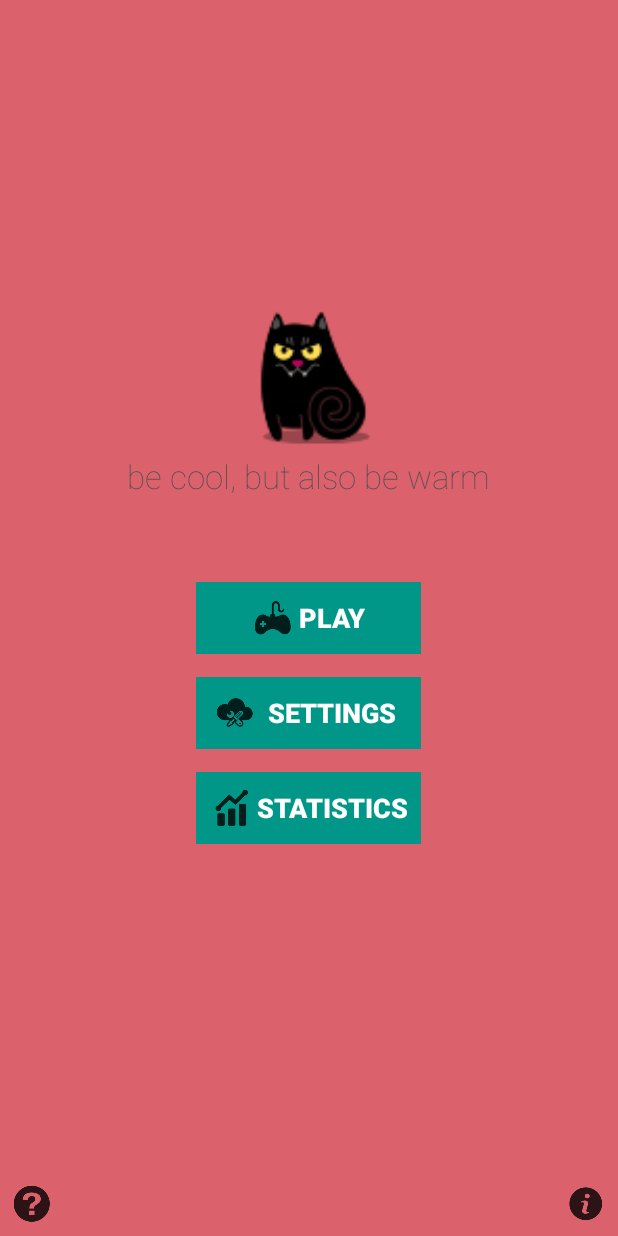
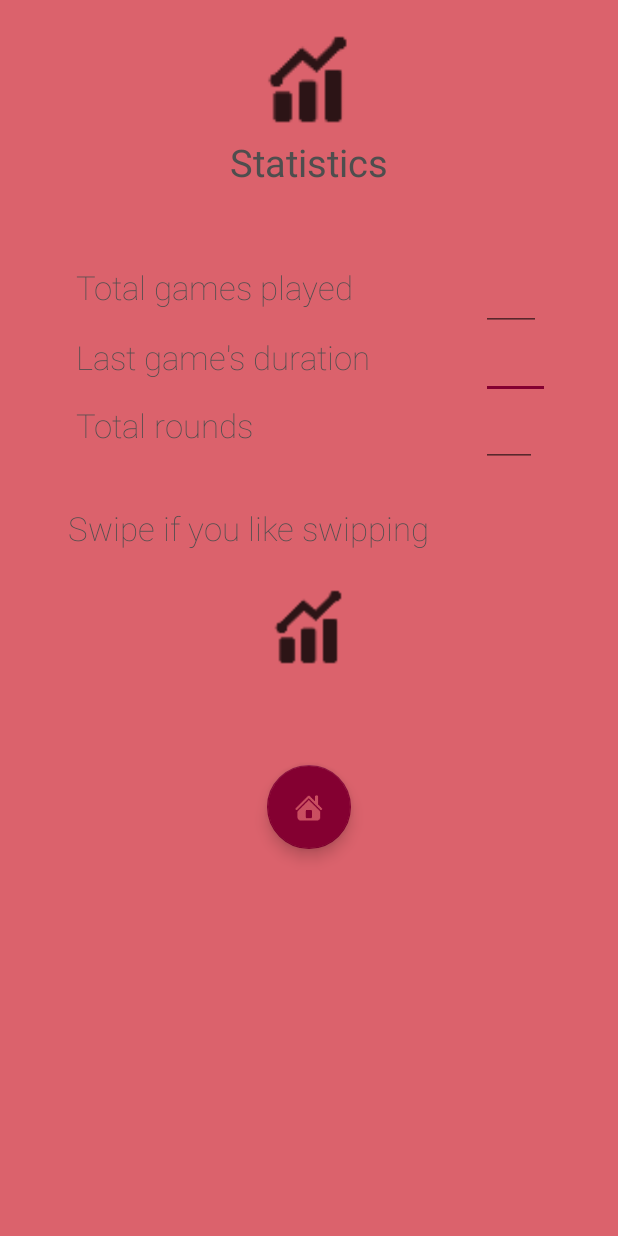
Before and after one commit to bomberas/beadme, an Android app: the screen it shows after launch (HomeActivity before the commit, StatisticActivity after it), after a tap on "STATISTICS", on a phone screen of 412 x 824 dp. Run offline under Robolectric (Android 15) with nearby library versions, the phone set to English and light mode, and no system bars; libraries missing offline, so code that uses them is left out: com.facebook; 1 statement that could not run was skipped.

```diff
--- a/app/src/main/java/it/polimi/group03/activity/StatisticActivity.java
+++ b/app/src/main/java/it/polimi/group03/activity/StatisticActivity.java
@@ -1,7 +1,77 @@
 package it.polimi.group03.activity;
 
+
+import android.content.Intent;
+import android.database.sqlite.SQLiteDatabase;
+import android.os.Bundle;
+import android.util.Log;
+import android.view.View;
+import android.widget.EditText;
+
+import it.polimi.group03.R;
+import it.polimi.group03.dao.GameDAO;
+import it.polimi.group03.dao.SQLiteStatisticRepository;
+import it.polimi.group03.domain.Statistic;
+
+
+
 /**
- * Created by tatibloom on 03/01/2016.
+ * Created by megireci on 29-Dec-15.
  */
-public class StatisticActivity {
+public class StatisticActivity extends GenericActivity {
+
+    private static final String TAG = "StatisticActivity";
+    private GameDAO gameDAO;
+    //  Context context=this;
+    SQLiteDatabase db;
+    //SQLiteStatisticRepository sqLiteStatisticRepository;
+
+
+    Statistic s=new Statistic();
+
+
+    @Override
+    protected void onCreate(Bundle savedInstanceState) {
+        super.onCreate(savedInstanceState);
+        getThemeManager().setTheme(this);
+        setContentView(R.layout.activity_statistic);
+        Log.i(TAG, "Accessing to Statistic...");
+        this.gameDAO = new SQLiteStatisticRepository(this);
+        //  sqLiteStatisticRepository=new SQLiteStatisticRepository(this);
+        // db=new SQLiteStatisticRepository(this).getWritableDatabase();
+
+
+        findViewById(R.id.btn_statistic_home).setOnClickListener(
+                new View.OnClickListener() {
+                    @Override
+                    public void onClick(View v) {
+                        onBackPressed();
+                    }
+                });
+
+
+        gameDAO.save(s);
+        //  List<Statistic> l=gameDAO.findAll();
+        //  System.out.println("The size of the list it :"+ l.size());
+    }
+    //This method sets the data from the database to the edittext.
+    private void setData (View view)
+    {
+
+        db=new SQLiteStatisticRepository(this).getReadableDatabase();
+
+        EditText GAMES_PLAYED,DURATION,NUMBER_OF_ROUNDS;
+        String games_played,duration,numberOfRounds;
+        Intent intent = new Intent();
+
+        GAMES_PLAYED=(EditText) findViewById(R.id.et_games_played);
+        DURATION=(EditText) findViewById(R.id.et_duration);
+        NUMBER_OF_ROUNDS=(EditText) findViewById(R.id.et_total_rounds);
+        GAMES_PLAYED.setText("jkjdfskjfk");
+
+
+    }
+
+
+
 }
--- a/app/src/main/java/it/polimi/group03/dao/GameDAO.java
+++ b/app/src/main/java/it/polimi/group03/dao/GameDAO.java
@@ -1,23 +1,14 @@
 package it.polimi.group03.dao;
 
-import android.database.Cursor;
-import android.database.sqlite.SQLiteDatabase;
-
-import java.text.ParseException;
 import java.util.List;
 
 import it.polimi.group03.domain.Statistic;
 
-/**
- * Created by tatibloom on 13/12/2015.
- */
-
 public interface GameDAO {
-    public Statistic save (Statistic s);
-    public List<Statistic> findAll() ;
-    public List<Statistic> getVictories() ;
-    public List<Statistic> getTotalGames();
-    public void delete(int id);
-
+    Statistic save (Statistic s);
+    List<Statistic> findAll() ;
+    List<Statistic> getVictories() ;
+    List<Statistic> getTotalGames();
+    void delete(int id);
 
 }
--- a/app/src/main/java/it/polimi/group03/domain/Statistic.java
+++ b/app/src/main/java/it/polimi/group03/domain/Statistic.java
@@ -3,9 +3,6 @@ package it.polimi.group03.domain;
 import java.text.ParseException;
 import java.text.SimpleDateFormat;
 import java.util.Date;
-
-import it.polimi.group03.engine.GameEngine;
-
 
 /**
  * This class contains all the information related
@@ -48,7 +45,6 @@ public class Statistic {
         }
         return victories;
     }
-    GameEngine engine=new GameEngine();
 
     private int playerID;
     public void setPlayerID(int playerID)
--- a/app/src/main/res/layout/activity_statistic.xml
+++ b/app/src/main/res/layout/activity_statistic.xml
@@ -186,7 +186,7 @@
                     android:layout_width="wrap_content"
                     android:layout_height="wrap_content"
                     android:layout_marginTop="60dp"
-                    android:id="@+id/btn_help_home"
+                    android:id="@+id/btn_statistic_home"
                     android:layout_gravity="center|bottom"
                     android:contentDescription="@string/ic_home_desc"
                     android:src="@drawable/ic_home"
```
Also changed, not shown: app/src/main/AndroidManifest.xml (+10 -0 lines), app/src/main/res/drawable/harryp.png (deleted), 1 other file.
